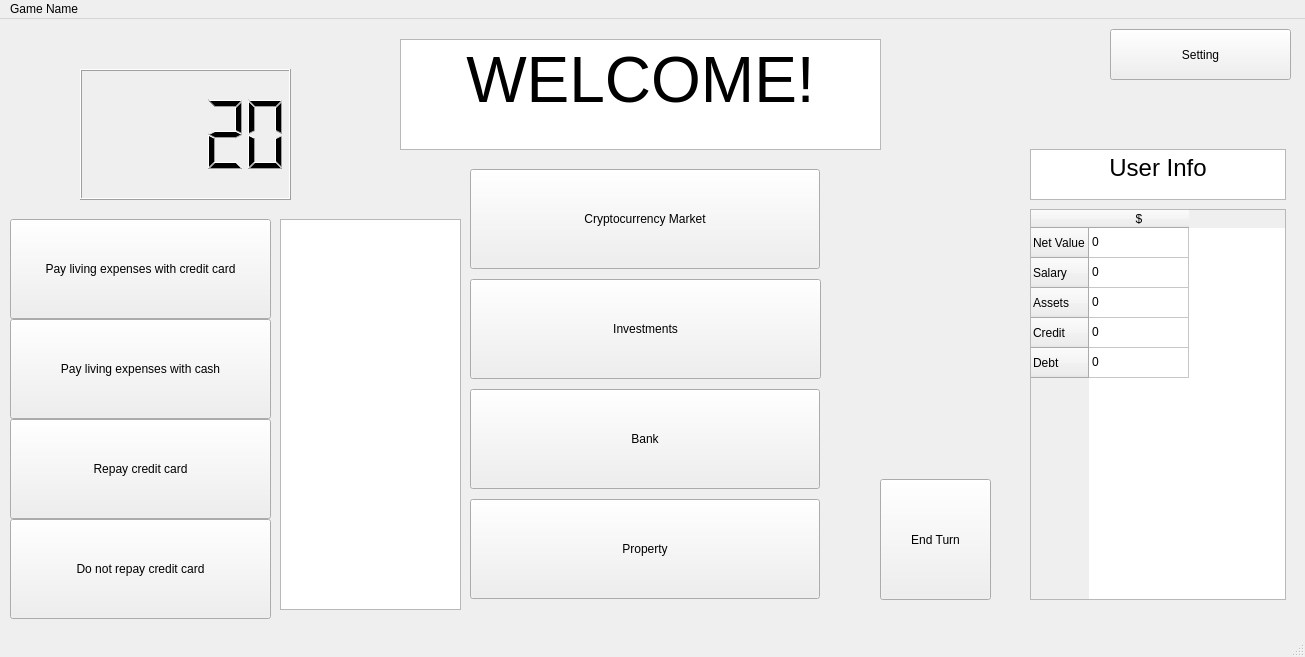
sj43/hackricecryptogame, file windows/main_window.ui: the form before one commit.
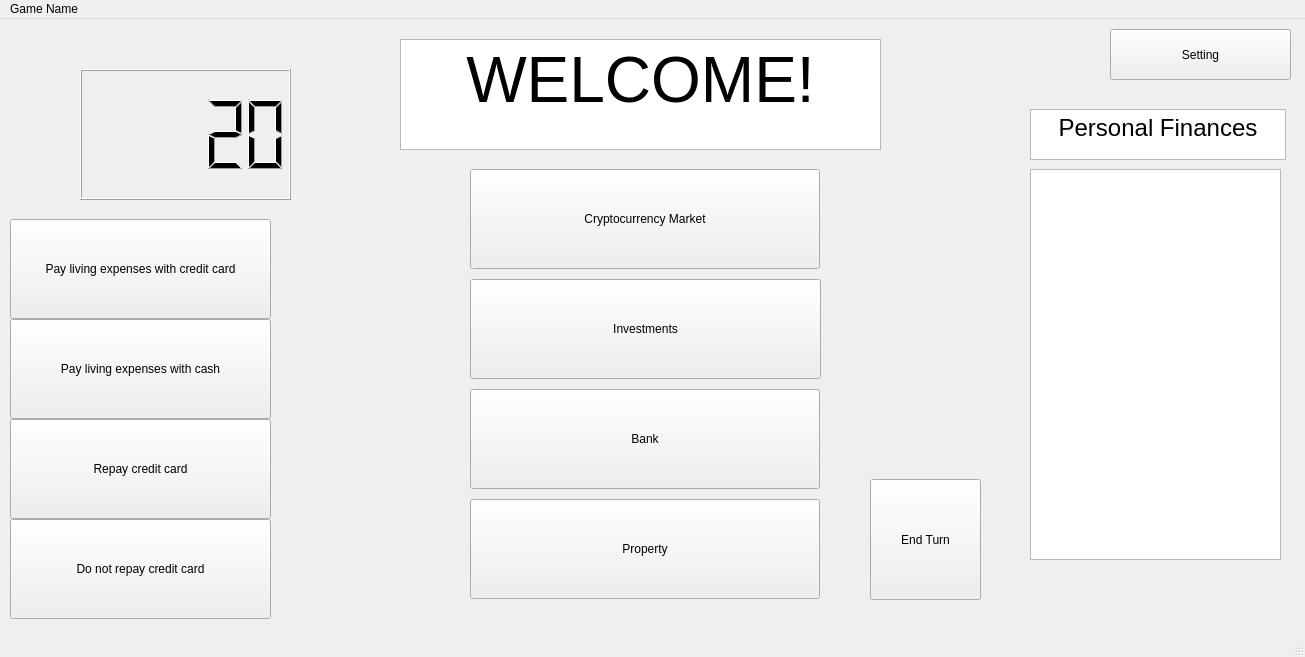
The form after the commit.

Patch:
```diff
--- a/windows/main_window.ui
+++ b/windows/main_window.ui
@@ -27,71 +27,6 @@
      <string>Setting</string>
     </property>
    </widget>
-   <widget class="QTableWidget" name="tableWidget">
-    <property name="geometry">
-     <rect>
-      <x>1030</x>
-      <y>190</y>
-      <width>256</width>
-      <height>391</height>
-     </rect>
-    </property>
-    <row>
-     <property name="text">
-      <string>Net Value</string>
-     </property>
-    </row>
-    <row>
-     <property name="text">
-      <string>Salary</string>
-     </property>
-    </row>
-    <row>
-     <property name="text">
-      <string>Assets</string>
-     </property>
-    </row>
-    <row>
-     <property name="text">
-      <string>Credit</string>
-     </property>
-    </row>
-    <row>
-     <property name="text">
-      <string>Debt</string>
-     </property>
-    </row>
-    <column>
-     <property name="text">
-      <string>$</string>
-     </property>
-    </column>
-    <item row="0" column="0">
-     <property name="text">
-      <string>0</string>
-     </property>
-    </item>
-    <item row="1" column="0">
-     <property name="text">
-      <string>0</string>
-     </property>
-    </item>
-    <item row="2" column="0">
-     <property name="text">
-      <string>0</string>
-     </property>
-    </item>
-    <item row="3" column="0">
-     <property name="text">
-      <string>0</string>
-     </property>
-    </item>
-    <item row="4" column="0">
-     <property name="text">
-      <string>0</string>
-     </property>
-    </item>
-   </widget>
    <widget class="QTextBrowser" name="textBrowser">
     <property name="geometry">
      <rect>
@@ -113,7 +48,7 @@
     <property name="geometry">
      <rect>
       <x>1030</x>
-      <y>130</y>
+      <y>90</y>
       <width>256</width>
       <height>51</height>
      </rect>
@@ -123,7 +58,7 @@
 &lt;html&gt;&lt;head&gt;&lt;meta name=&quot;qrichtext&quot; content=&quot;1&quot; /&gt;&lt;style type=&quot;text/css&quot;&gt;
 p, li { white-space: pre-wrap; }
 &lt;/style&gt;&lt;/head&gt;&lt;body style=&quot; font-family:'.SF NS Text'; font-size:13pt; font-weight:400; font-style:normal;&quot;&gt;
-&lt;p align=&quot;center&quot; style=&quot; margin-top:0px; margin-bottom:0px; margin-left:0px; margin-right:0px; -qt-block-indent:0; text-indent:0px;&quot;&gt;&lt;span style=&quot; font-family:'Gulim'; font-size:18pt;&quot;&gt;User Info&lt;/span&gt;&lt;/p&gt;&lt;/body&gt;&lt;/html&gt;</string>
+&lt;p align=&quot;center&quot; style=&quot; margin-top:0px; margin-bottom:0px; margin-left:0px; margin-right:0px; -qt-block-indent:0; text-indent:0px;&quot;&gt;&lt;span style=&quot; font-family:'Gulim'; font-size:18pt;&quot;&gt;Personal Finances&lt;/span&gt;&lt;/p&gt;&lt;/body&gt;&lt;/html&gt;</string>
     </property>
    </widget>
    <widget class="QLCDNumber" name="lcdNumber">
@@ -249,9 +184,9 @@
    <widget class="QListWidget" name="fee_payment">
     <property name="geometry">
      <rect>
-      <x>280</x>
-      <y>200</y>
-      <width>181</width>
+      <x>1030</x>
+      <y>150</y>
+      <width>251</width>
       <height>391</height>
      </rect>
     </property>
@@ -259,7 +194,7 @@
    <widget class="QPushButton" name="end_turn">
     <property name="geometry">
      <rect>
-      <x>880</x>
+      <x>870</x>
       <y>460</y>
       <width>111</width>
       <height>121</height>
```
